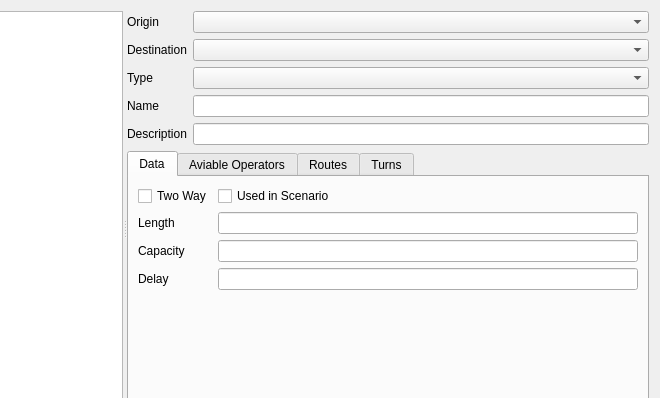
First picture: the form in add_link.ui, repository TomasdelaBarra/QTRANUS, before the edit; both pictures show x 356 to 1016 and y 0 to 398 of the 1016 by 483 pixel window.
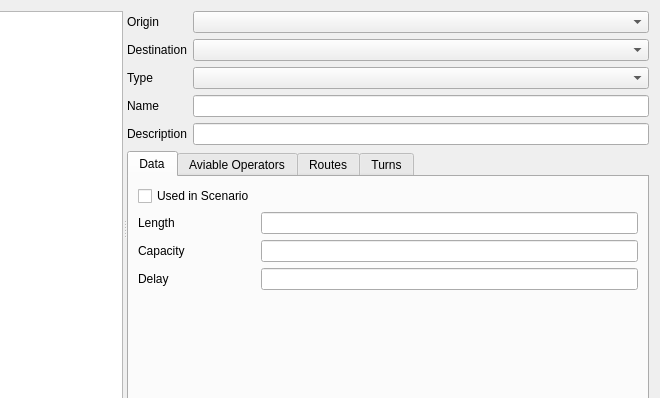
Second picture: the form after the edit.

What changed in the file:
```diff
--- a/add_link.ui
+++ b/add_link.ui
@@ -90,50 +90,43 @@
             <layout class="QVBoxLayout" name="verticalLayout">
              <item>
               <layout class="QFormLayout" name="formLayout_2">
-               <item row="0" column="1">
-                <widget class="QCheckBox" name="used_in_scenario">
-                 <property name="text">
-                  <string>Used in Scenario</string>
-                 </property>
-                </widget>
-               </item>
-               <item row="0" column="0">
-                <widget class="QCheckBox" name="two_way">
-                 <property name="text">
-                  <string>Two Way</string>
-                 </property>
-                </widget>
-               </item>
-               <item row="1" column="0">
+               <item row="2" column="0">
                 <widget class="QLabel" name="label_7">
                  <property name="text">
                   <string>Length</string>
                  </property>
                 </widget>
                </item>
-               <item row="1" column="1">
+               <item row="2" column="1">
                 <widget class="QLineEdit" name="length"/>
                </item>
-               <item row="2" column="0">
+               <item row="3" column="0">
                 <widget class="QLabel" name="label_8">
                  <property name="text">
                   <string>Capacity</string>
                  </property>
                 </widget>
                </item>
-               <item row="2" column="1">
+               <item row="3" column="1">
                 <widget class="QLineEdit" name="capacity"/>
                </item>
-               <item row="3" column="0">
+               <item row="4" column="0">
                 <widget class="QLabel" name="label_9">
                  <property name="text">
                   <string>Delay</string>
                  </property>
                 </widget>
                </item>
-               <item row="3" column="1">
+               <item row="4" column="1">
                 <widget class="QLineEdit" name="delay"/>
                </item>
+               <item row="1" column="0">
+                <widget class="QCheckBox" name="used_in_scenario">
+                 <property name="text">
+                  <string>Used in Scenario</string>
+                 </property>
+                </widget>
+               </item>
               </layout>
              </item>
             </layout>
```
